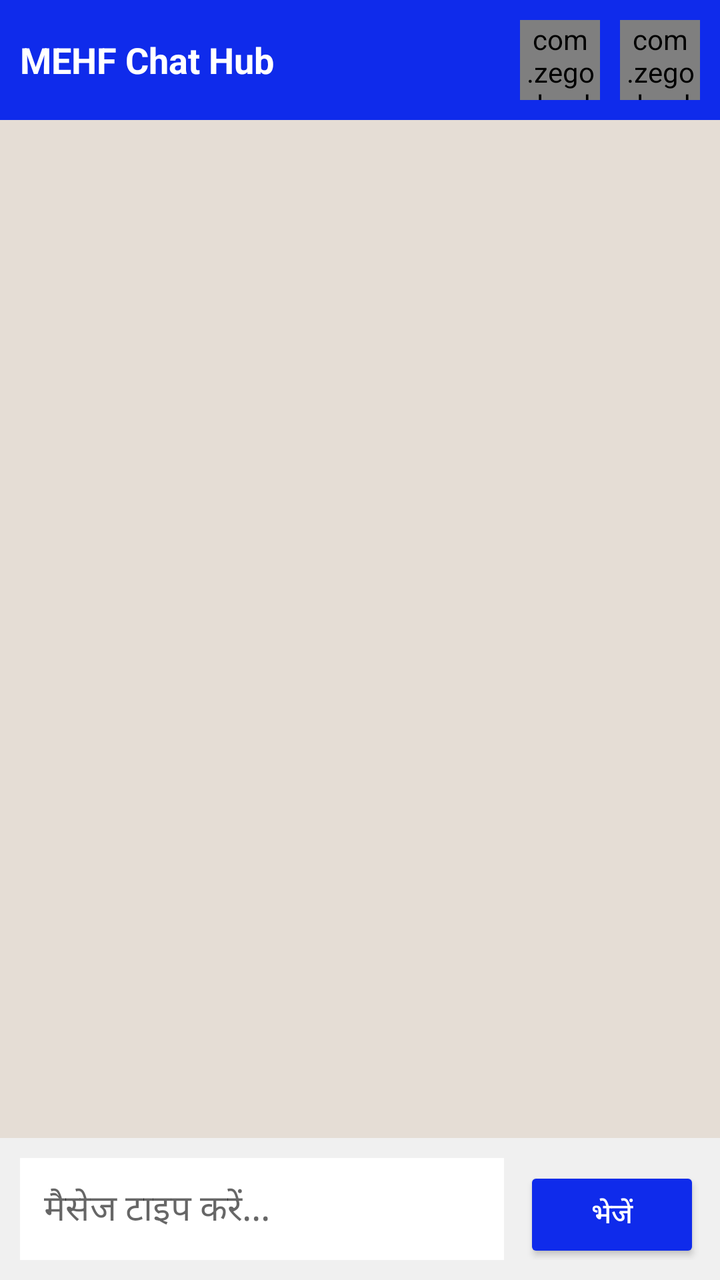
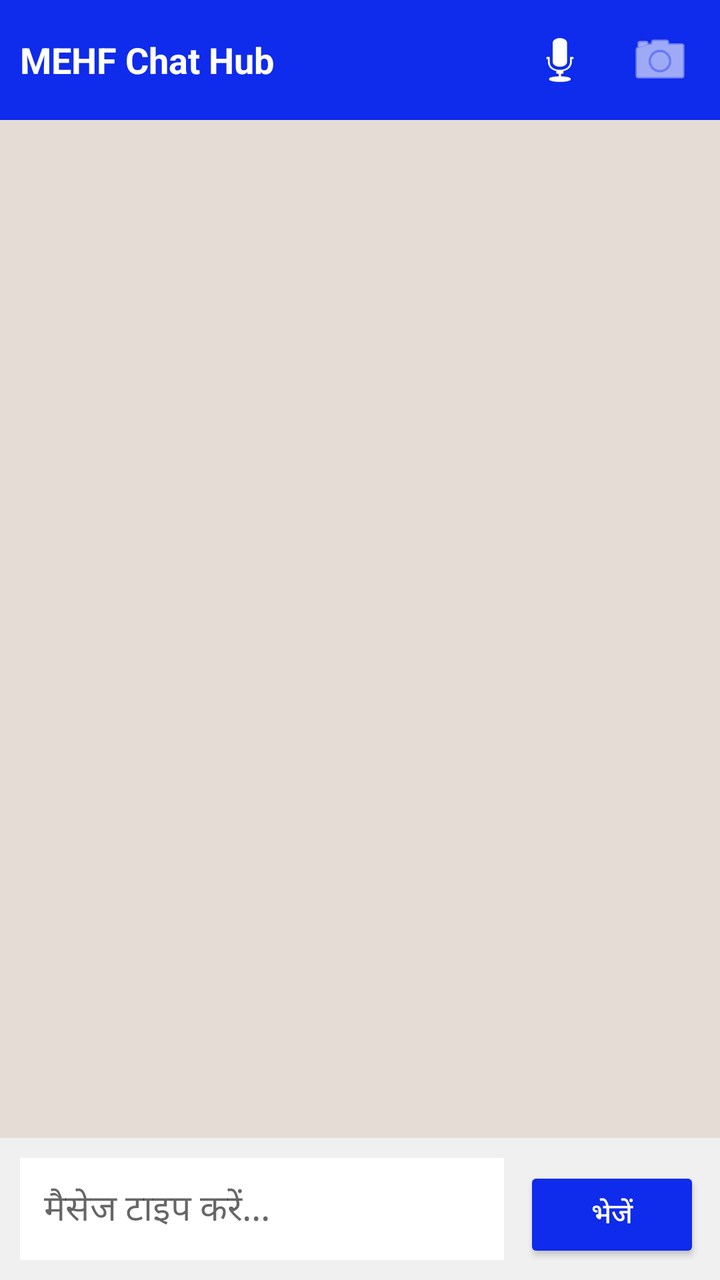

The first picture is an Android layout as it rendered before a commit; the second is the same layout after the commit. The layout source and the unified diff follow.
<!-- AndroidManifest.xml: application theme Theme.AppCompat.Light.NoActionBar -->
<!-- res/layout/activity_chat.xml -->
<?xml version="1.0" encoding="utf-8"?>
<RelativeLayout xmlns:android="http://schemas.android.com/apk/res/android"
    android:layout_width="match_parent"
    android:layout_height="match_parent"
    android:background="#E5DDD5">

    
    <LinearLayout
        android:id="@+id/headerLayout"
        android:layout_width="match_parent"
        android:layout_height="60dp"
        android:background="#0F2BEB"
        android:gravity="center_vertical"
        android:orientation="horizontal"
        android:padding="10dp">
        
        <TextView
            android:id="@+id/chatTitle"
            android:layout_width="0dp"
            android:layout_height="wrap_content"
            android:layout_weight="1"
            android:text="MEHF Chat Hub"
            android:textColor="#FFFFFF"
            android:textSize="18sp"
            android:textStyle="bold" />

        
        <com.zegocloud.uikit.prebuilt.call.invite.widget.ZegoSendCallInvitationButton
            android:id="@+id/btnVoiceCall"
            android:layout_width="40dp"
            android:layout_height="40dp"
            android:layout_marginRight="10dp"
            android:background="?attr/selectableItemBackground" />

        <com.zegocloud.uikit.prebuilt.call.invite.widget.ZegoSendCallInvitationButton
            android:id="@+id/btnVideoCall"
            android:layout_width="40dp"
            android:layout_height="40dp"
            android:background="?attr/selectableItemBackground" />
    </LinearLayout>

    
    <ScrollView
        android:id="@+id/chatScrollView"
        android:layout_width="match_parent"
        android:layout_height="match_parent"
        android:layout_above="@id/inputLayout"
        android:layout_below="@id/headerLayout"
        android:padding="10dp">
        
        <LinearLayout
            android:id="@+id/chatListLayout"
            android:layout_width="match_parent"
            android:layout_height="wrap_content"
            android:orientation="vertical" />
    </ScrollView>

    
    <LinearLayout
        android:id="@+id/inputLayout"
        android:layout_width="match_parent"
        android:layout_height="wrap_content"
        android:layout_alignParentBottom="true"
        android:background="#F0F0F0"
        android:orientation="horizontal"
        android:padding="10dp">

        <EditText
            android:id="@+id/etMessage"
            android:layout_width="0dp"
            android:layout_height="wrap_content"
            android:layout_weight="1"
            android:background="@android:color/white"
            android:hint="मैसेज टाइप करें..."
            android:padding="12dp" />

        <Button
            android:id="@+id/btnSend"
            android:layout_width="wrap_content"
            android:layout_height="wrap_content"
            android:layout_marginLeft="10dp"
            android:backgroundTint="#0F2BEB"
            android:text="भेजें"
            android:textColor="#FFFFFF" />
    </LinearLayout>
</RelativeLayout>
<!-- resources referenced by this layout -->
<resources>

</resources>

<!-- the commit's change to res/layout/activity_chat.xml (unified diff, before → after) -->
@@ -25,19 +25,58 @@
             android:textStyle="bold" />
 
         
-        <com.zegocloud.uikit.prebuilt.call.invite.widget.ZegoSendCallInvitationButton
+        <ImageButton
             android:id="@+id/btnVoiceCall"
             android:layout_width="40dp"
             android:layout_height="40dp"
             android:layout_marginRight="10dp"
-            android:background="?attr/selectableItemBackground" />
+            android:background="?attr/selectableItemBackground"
+            android:src="@android:drawable/ic_btn_speak_now"
+            android:tint="#FFFFFF" />
 
-        <com.zegocloud.uikit.prebuilt.call.invite.widget.ZegoSendCallInvitationButton
+        <ImageButton
             android:id="@+id/btnVideoCall"
             android:layout_width="40dp"
             android:layout_height="40dp"
-            android:background="?attr/selectableItemBackground" />
+            android:background="?attr/selectableItemBackground"
+            android:src="@android:drawable/ic_menu_camera"
+            android:tint="#FFFFFF" />
     </LinearLayout>
+
+    
+    <RelativeLayout
+        android:id="@+id/videoCallContainer"
+        android:layout_width="match_parent"
+        android:layout_height="match_parent"
+        android:layout_below="@id/headerLayout"
+        android:visibility="gone"
+        android:background="#000000"
+        android:elevation="10dp">
+
+        <org.webrtc.SurfaceViewRenderer
+            android:id="@+id/remoteVideoView"
+            android:layout_width="match_parent"
+            android:layout_height="match_parent" />
+
+        <org.webrtc.SurfaceViewRenderer
+            android:id="@+id/localVideoView"
+            android:layout_width="120dp"
+            android:layout_height="160dp"
+            android:layout_alignParentBottom="true"
+            android:layout_alignParentRight="true"
+            android:layout_margin="20dp" />
+
+        <Button
+            android:id="@+id/btnEndCall"
+            android:layout_width="wrap_content"
+            android:layout_height="wrap_content"
+            android:layout_alignParentBottom="true"
+            android:layout_centerHorizontal="true"
+            android:layout_marginBottom="30dp"
+            android:backgroundTint="#D32F2F"
+            android:text="End Call"
+            android:textColor="#FFFFFF" />
+    </RelativeLayout>
 
     
     <ScrollView
